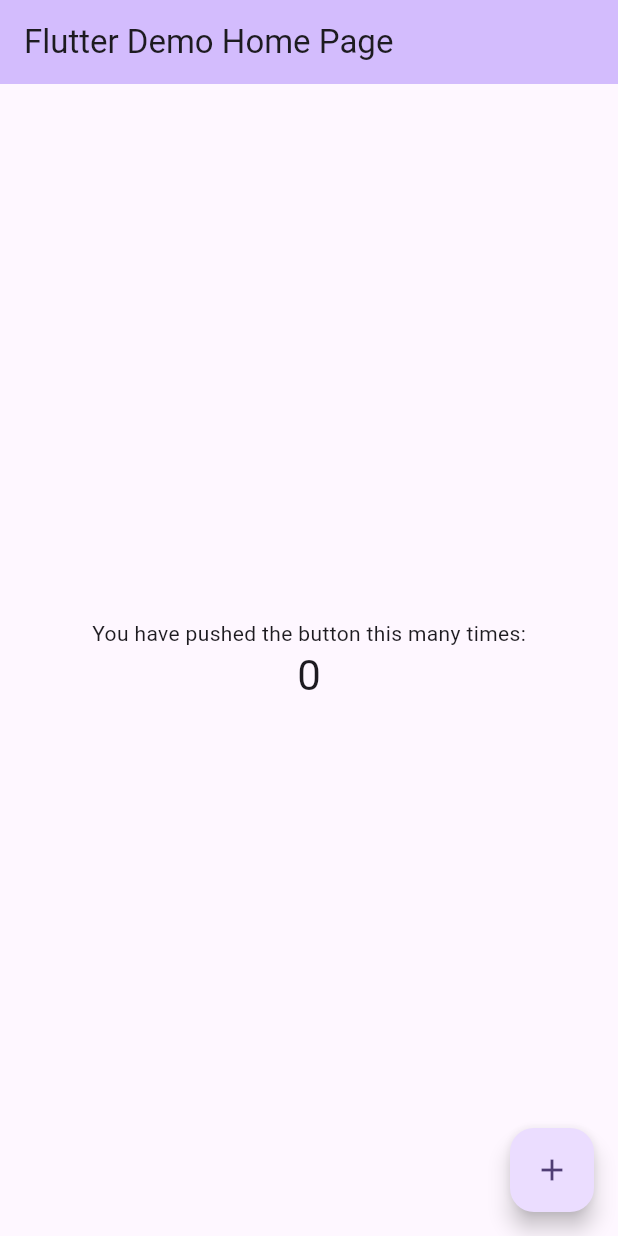
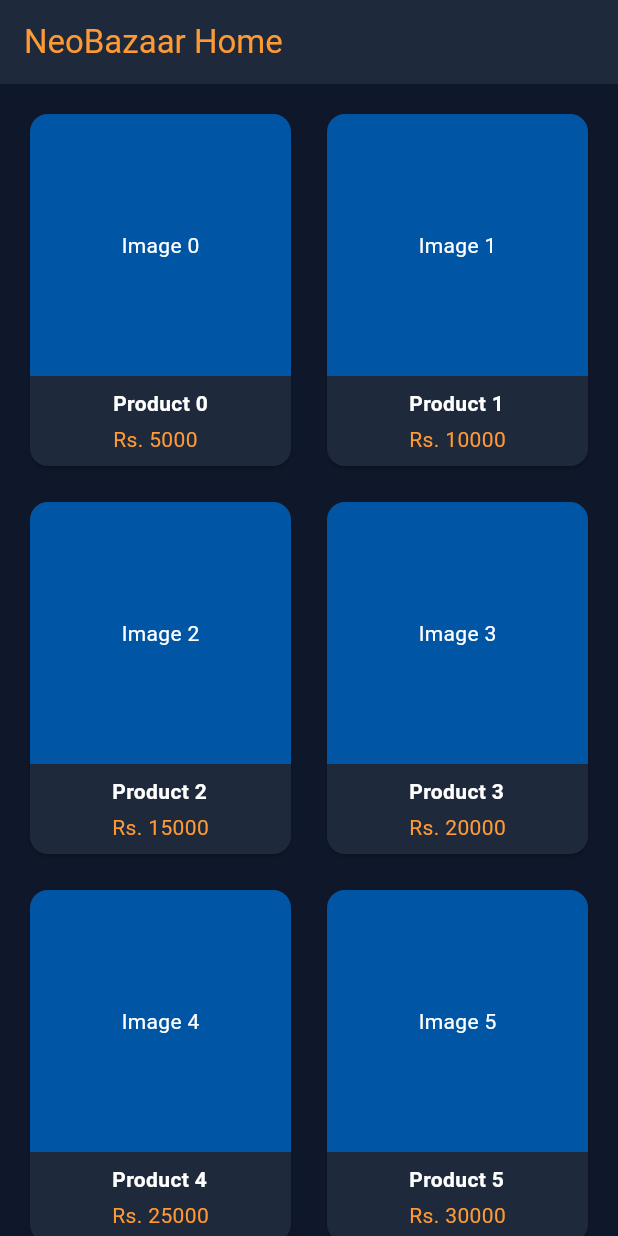
Before and after one commit to aadityaryal/neobazaar, a Flutter app: the screen it shows after launch, on a phone screen of 412 x 824 dp. Run offline on Flutter 3.47's test engine with Material 3 defaults, Android fonts, the phone set to English and light mode, and no system bars.

Commit message:
Implement Home Screen

```diff
--- a/lib/main.dart
+++ b/lib/main.dart
@@ -1,4 +1,5 @@
 import 'package:flutter/material.dart';
+import 'package:neobazaar/screens/home_screen.dart';
 
 void main() {
   runApp(const MyApp());
@@ -30,93 +31,7 @@
         // tested with just a hot reload.
         colorScheme: ColorScheme.fromSeed(seedColor: Colors.deepPurple),
       ),
-      home: const MyHomePage(title: 'Flutter Demo Home Page'),
+      home: const HomeScreen(),
     );
   }
 }
-
-class MyHomePage extends StatefulWidget {
-  const MyHomePage({super.key, required this.title});
-
-  // This widget is the home page of your application. It is stateful, meaning
-  // that it has a State object (defined below) that contains fields that affect
-  // how it looks.
-
-  // This class is the configuration for the state. It holds the values (in this
-  // case the title) provided by the parent (in this case the App widget) and
-  // used by the build method of the State. Fields in a Widget subclass are
-  // always marked "final".
-
-  final String title;
-
-  @override
-  State<MyHomePage> createState() => _MyHomePageState();
-}
-
-class _MyHomePageState extends State<MyHomePage> {
-  int _counter = 0;
-
-  void _incrementCounter() {
-    setState(() {
-      // This call to setState tells the Flutter framework that something has
-      // changed in this State, which causes it to rerun the build method below
-      // so that the display can reflect the updated values. If we changed
-      // _counter without calling setState(), then the build method would not be
-      // called again, and so nothing would appear to happen.
-      _counter++;
-    });
-  }
-
-  @override
-  Widget build(BuildContext context) {
-    // This method is rerun every time setState is called, for instance as done
-    // by the _incrementCounter method above.
-    //
-    // The Flutter framework has been optimized to make rerunning build methods
-    // fast, so that you can just rebuild anything that needs updating rather
-    // than having to individually change instances of widgets.
-    return Scaffold(
-      appBar: AppBar(
-        // TRY THIS: Try changing the color here to a specific color (to
-        // Colors.amber, perhaps?) and trigger a hot reload to see the AppBar
-        // change color while the other colors stay the same.
-        backgroundColor: Theme.of(context).colorScheme.inversePrimary,
-        // Here we take the value from the MyHomePage object that was created by
-        // the App.build method, and use it to set our appbar title.
-        title: Text(widget.title),
-      ),
-      body: Center(
-        // Center is a layout widget. It takes a single child and positions it
-        // in the middle of the parent.
-        child: Column(
-          // Column is also a layout widget. It takes a list of children and
-          // arranges them vertically. By default, it sizes itself to fit its
-          // children horizontally, and tries to be as tall as its parent.
-          //
-          // Column has various properties to control how it sizes itself and
-          // how it positions its children. Here we use mainAxisAlignment to
-          // center the children vertically; the main axis here is the vertical
-          // axis because Columns are vertical (the cross axis would be
-          // horizontal).
-          //
-          // TRY THIS: Invoke "debug painting" (choose the "Toggle Debug Paint"
-          // action in the IDE, or press "p" in the console), to see the
-          // wireframe for each widget.
-          mainAxisAlignment: MainAxisAlignment.center,
-          children: <Widget>[
-            const Text('You have pushed the button this many times:'),
-            Text(
-              '$_counter',
-              style: Theme.of(context).textTheme.headlineMedium,
-            ),
-          ],
-        ),
-      ),
-      floatingActionButton: FloatingActionButton(
-        onPressed: _incrementCounter,
-        tooltip: 'Increment',
-        child: const Icon(Icons.add),
-      ), // This trailing comma makes auto-formatting nicer for build methods.
-    );
-  }
-}
--- /dev/null
+++ b/lib/screens/home_screen.dart
@@ -0,0 +1,55 @@
+import 'package:flutter/material.dart';
+
+class HomeScreen extends StatelessWidget {
+  const HomeScreen({super.key});
+
+  @override
+  Widget build(BuildContext context) {
+    return Scaffold(
+      backgroundColor: const Color(0xFF0F172A),
+      appBar: AppBar(
+        backgroundColor: const Color(0xFF1E293B),
+        title: const Text('NeoBazaar Home', style: TextStyle(color: Color(0xFFFF9933))),
+      ),
+      body: GridView.count(
+        crossAxisCount: MediaQuery.of(context).size.width > 600 ? 3 : 2,  // Responsive for Nepal's tablets
+        padding: const EdgeInsets.all(16),
+        crossAxisSpacing: 16,
+        mainAxisSpacing: 16,
+        childAspectRatio: 0.75,
+        children: List.generate(6, (index) {
+          return Card(
+            color: const Color(0xFF1E293B),
+            shape: RoundedRectangleBorder(borderRadius: BorderRadius.circular(12)),
+            child: Column(
+              children: [
+                Expanded(
+                  child: Container(
+                    decoration: const BoxDecoration(
+                      color: Color(0xFF0055A4),
+                      borderRadius: BorderRadius.vertical(top: Radius.circular(12)),
+                    ),
+                    child: Center(
+                      child: Text('Image $index', style: const TextStyle(color: Colors.white)),
+                    ),
+                  ),
+                ),
+                Padding(
+                  padding: const EdgeInsets.all(8),
+                  child: Column(
+                    crossAxisAlignment: CrossAxisAlignment.start,
+                    children: [
+                      Text('Product $index', style: const TextStyle(color: Colors.white, fontWeight: FontWeight.bold)),
+                      const SizedBox(height: 4),
+                      Text('Rs. ${(index + 1) * 5000}', style: const TextStyle(color: Color(0xFFFF9933))),
+                    ],
+                  ),
+                ),
+              ],
+            ),
+          );
+        }),
+      ),
+    );
+  }
+}
```
